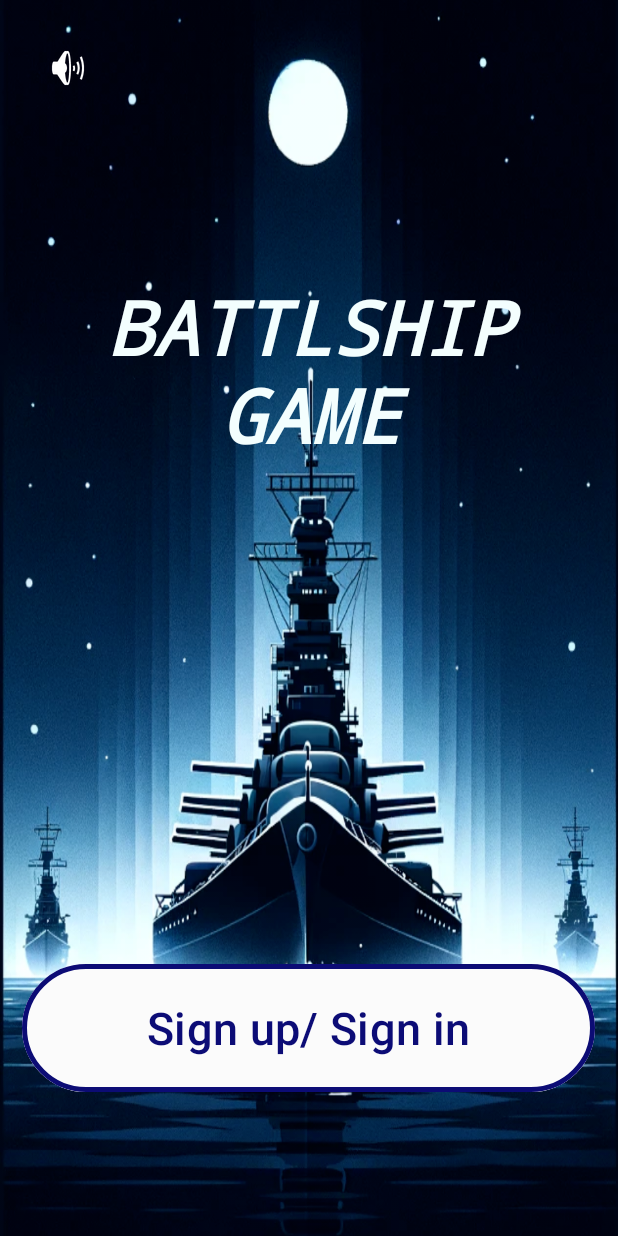
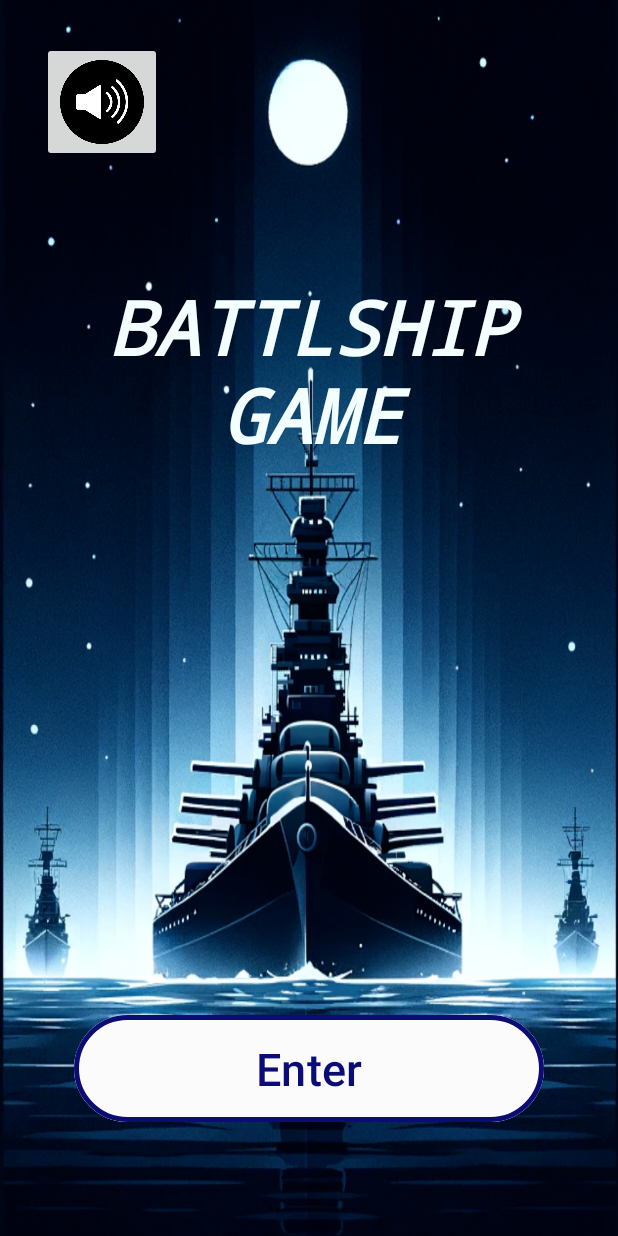
Before and after one commit to ornitcg/Battleship-Game, an Android app: the screen it shows after launch (MainActivity), on a phone screen of 412 x 824 dp. Run offline under Robolectric (Android 15) with nearby library versions, the phone set to English and light mode, and no system bars.

Commit message:
entry view with music and volume on/off button

```diff
--- a/app/src/main/java/com/clientapp/battlshipclient/MainActivity.java
+++ b/app/src/main/java/com/clientapp/battlshipclient/MainActivity.java
@@ -2,14 +2,56 @@ package com.clientapp.battlshipclient;
 
 import androidx.appcompat.app.AppCompatActivity;
 
+import android.content.Intent;
+import android.content.IntentFilter;
 import android.os.Bundle;
+import android.view.View;
 
 public class MainActivity extends AppCompatActivity {
+
+    private boolean isMuted = false; // Initial state
 
     @Override
     protected void onCreate(Bundle savedInstanceState) {
         super.onCreate(savedInstanceState);
         setContentView(R.layout.activity_main);
+        startService(new Intent(this, PlaybackService.class));  //call for playback to play music
+    }
 
+    public void goToSignForm(View v) {
+        Intent intent = new Intent(MainActivity.this, SignUpSignInActivity.class);
+        startActivity(intent);
     }
+
+
+    public void muteUnmute(View v) {
+        // Toggle the mute state
+        isMuted = !isMuted;
+        Intent muteOrUnmute = new Intent();
+        if (isMuted) {
+            muteOrUnmute.setAction(PlaybackService.ACTION_PAUSE); // sets the intent's action to be PlaybackService.ACTION_PAUSE
+        }
+        else {
+            muteOrUnmute.setAction(PlaybackService.ACTION_PLAY); // sets the intent's action to be PlaybackService.ACTION_PLAY
+        }
+//        Intent intent = new Intent(PlaybackService.ACTION_MUTE_UNMUTE); // sets the intent's action to be PlaybackService.ACTION_MUTE_UNMUTE
+//        intent.putExtra("mute", isMuted);
+        sendBroadcast(muteOrUnmute);
+    }
+
+    public void onPause() {
+        // Register the receiver
+        super.onPause();
+        Intent pauseIntent = new Intent(MainActivity.this, PlaybackService.class);
+        pauseIntent.setAction(PlaybackService.ACTION_PAUSE);
+        startService(pauseIntent);
+    }
+    public void onResume() {
+        // Register the receiver
+        super.onResume();
+        Intent playIntent = new Intent(MainActivity.this, PlaybackService.class);
+        playIntent.setAction(PlaybackService.ACTION_PLAY);
+        startService(playIntent);
+    }
+
 }
--- /dev/null
+++ b/app/src/main/res/drawable/baseline_audiotrack_24.xml
@@ -0,0 +1,5 @@
+<vector android:height="24dp" android:tint="#FCFCFC"
+    android:viewportHeight="24" android:viewportWidth="24"
+    android:width="24dp" xmlns:android="http://schemas.android.com/apk/res/android">
+    <path android:fillColor="@android:color/white" android:pathData="M12,3v9.28c-0.47,-0.17 -0.97,-0.28 -1.5,-0.28C8.01,12 6,14.01 6,16.5S8.01,21 10.5,21c2.31,0 4.2,-1.75 4.45,-4H15V6h4V3h-7z"/>
+</vector>
--- a/app/src/main/res/layout/activity_main.xml
+++ b/app/src/main/res/layout/activity_main.xml
@@ -4,35 +4,25 @@
     xmlns:tools="http://schemas.android.com/tools"
     android:layout_width="match_parent"
     android:layout_height="match_parent"
+    android:background="@drawable/main_activity_img"
     app:layout_constrainedHeight="false"
-    tools:context=".MainActivity"
-    android:background="@drawable/main_activity_image"
-    >
+    tools:context=".MainActivity">
 
     <Button
         android:id="@+id/signInUpbtnId"
-        android:layout_width="382dp"
-        android:layout_height="93dp"
-        android:layout_marginBottom="92dp"
+        android:layout_width="313dp"
+        android:layout_height="79dp"
+        android:layout_marginBottom="72dp"
         android:backgroundTint="#FBFBFB"
-        android:text="Sign up/ Sign in"
+        android:onClick="goToSignForm"
+        android:text="Enter"
         android:textColor="#0C0C76"
         android:textSize="30sp"
         app:layout_constraintBottom_toBottomOf="parent"
         app:layout_constraintEnd_toEndOf="parent"
-        app:layout_constraintHorizontal_bias="0.497"
         app:layout_constraintStart_toStartOf="parent"
         app:strokeColor="#0C0C75"
         app:strokeWidth="3dp" />
-
-    <ImageButton
-        android:id="@+id/imageButton3"
-        android:layout_width="90dp"
-        android:layout_height="90dp"
-        android:background="#00FEFEFE"
-        app:srcCompat="@android:drawable/ic_lock_silent_mode_off"
-        tools:layout_editor_absoluteX="16dp"
-        tools:layout_editor_absoluteY="16dp" />
 
     <TextView
         android:id="@+id/gameTitleId"
@@ -50,7 +40,20 @@
         app:autoSizeStepGranularity="2sp"
         app:autoSizeTextType="uniform"
         app:layout_constraintEnd_toEndOf="parent"
+        app:layout_constraintHorizontal_bias="0.478"
         app:layout_constraintStart_toStartOf="parent"
         app:layout_constraintTop_toTopOf="parent" />
 
+    <ImageButton
+        android:id="@+id/muteBtnId"
+        android:layout_width="80dp"
+        android:layout_height="80dp"
+        android:layout_marginStart="28dp"
+        android:layout_marginTop="28dp"
+        android:onClick="muteUnmute"
+        android:scaleType="centerInside"
+        app:layout_constraintStart_toStartOf="parent"
+        app:layout_constraintTop_toTopOf="parent"
+        app:srcCompat="@drawable/audio_on_off_dark" />
+
 </androidx.constraintlayout.widget.ConstraintLayout>
```
Also changed, not shown: app/src/main/AndroidManifest.xml (+10 -1 lines), app/src/main/java/com/clientapp/battlshipclient/PlaybackService.java (added, +81 -0 lines), app/src/main/java/com/clientapp/battlshipclient/SignUpSignInActivity.java (added, +18 -0 lines), app/src/main/res/drawable-anydpi/ic_audio_on_off.xml (+5 -5 lines), app/src/main/res/layout/activity_sign_up_sign_in.xml (added, +9 -0 lines), app/src/main/res/drawable-hdpi/ic_audio_on_off.png, app/src/main/res/drawable-ldltr/audio_on_off_dark.png (added), app/src/main/res/drawable-mdpi/ic_audio_on_off.png, app/src/main/res/drawable-xhdpi/ic_audio_on_off.png, app/src/main/res/drawable-xxhdpi/ic_audio_on_off.png, app/src/main/res/drawable/main_activity_img.png (renamed from app/src/main/res/drawable/main_activity_image.png).
